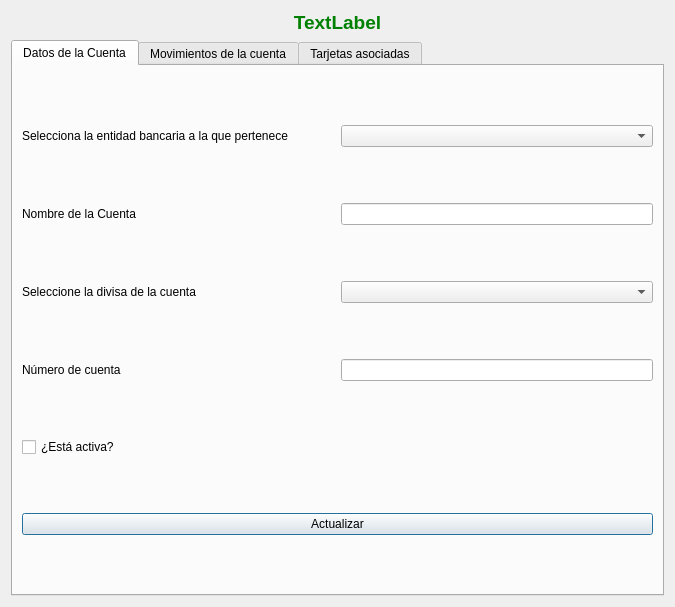
turulomio/xulpymoney, file ui/frmCuentasIBM.ui: the form before one commit.
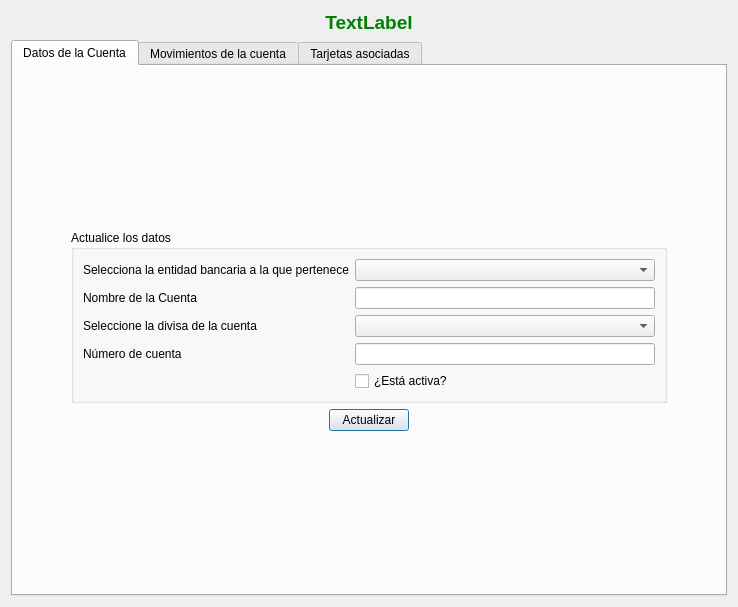
The form after the commit. The open tabs and pages were chosen to show the change. Icons and pictures are not drawn. Custom widgets are drawn as their Qt base class.

Diff of the .ui file:
```diff
--- a/ui/frmCuentasIBM.ui
+++ b/ui/frmCuentasIBM.ui
@@ -9,7 +9,7 @@
    <rect>
     <x>0</x>
     <y>0</y>
-    <width>675</width>
+    <width>738</width>
     <height>607</height>
    </rect>
   </property>
@@ -55,89 +55,154 @@
         <attribute name="title">
          <string>Datos de la Cuenta</string>
         </attribute>
-        <layout class="QHBoxLayout" name="horizontalLayout_12">
-         <item>
-          <layout class="QVBoxLayout" name="verticalLayout">
-           <item>
-            <layout class="QHBoxLayout" name="horizontalLayout_2">
-             <item>
-              <widget class="QLabel" name="label">
-               <property name="text">
-                <string>Selecciona la entidad bancaria a la que pertenece</string>
-               </property>
-              </widget>
-             </item>
-             <item>
-              <widget class="QComboBox" name="cmbEB"/>
-             </item>
-            </layout>
-           </item>
-           <item>
             <layout class="QHBoxLayout" name="horizontalLayout_3">
              <item>
+          <layout class="QHBoxLayout" name="horizontalLayout_2">
+           <item>
+            <spacer name="horizontalSpacer_4">
+             <property name="orientation">
+              <enum>Qt::Horizontal</enum>
+             </property>
+             <property name="sizeType">
+              <enum>QSizePolicy::MinimumExpanding</enum>
+             </property>
+             <property name="sizeHint" stdset="0">
+              <size>
+               <width>40</width>
+               <height>20</height>
+              </size>
+             </property>
+            </spacer>
+           </item>
+           <item>
+            <layout class="QVBoxLayout" name="verticalLayout">
+             <item>
+              <spacer name="verticalSpacer_2">
+               <property name="orientation">
+                <enum>Qt::Vertical</enum>
+               </property>
+               <property name="sizeHint" stdset="0">
+                <size>
+                 <width>20</width>
+                 <height>40</height>
+                </size>
+               </property>
+              </spacer>
+             </item>
+             <item>
+              <widget class="QGroupBox" name="groupBox">
+               <property name="title">
+                <string>Actualice los datos</string>
+               </property>
+               <layout class="QHBoxLayout" name="horizontalLayout_4">
+                <item>
+                 <layout class="QFormLayout" name="formLayout">
+                  <property name="fieldGrowthPolicy">
+                   <enum>QFormLayout::ExpandingFieldsGrow</enum>
+                  </property>
+                  <item row="0" column="1">
+                   <widget class="QComboBox" name="cmbEB">
+                    <property name="sizePolicy">
+                     <sizepolicy hsizetype="Expanding" vsizetype="Preferred">
+                      <horstretch>0</horstretch>
+                      <verstretch>0</verstretch>
+                     </sizepolicy>
+                    </property>
+                    <property name="sizeAdjustPolicy">
+                     <enum>QComboBox::AdjustToContents</enum>
+                    </property>
+                   </widget>
+                  </item>
+                  <item row="1" column="0">
               <widget class="QLabel" name="label_2">
                <property name="text">
                 <string>Nombre de la Cuenta</string>
                </property>
               </widget>
              </item>
-             <item>
+                  <item row="1" column="1">
               <widget class="QLineEdit" name="txtCuenta">
                <property name="sizePolicy">
-                <sizepolicy hsizetype="Minimum" vsizetype="Fixed">
+                     <sizepolicy hsizetype="Expanding" vsizetype="Preferred">
                  <horstretch>0</horstretch>
                  <verstretch>0</verstretch>
                 </sizepolicy>
                </property>
-              </widget>
-             </item>
-            </layout>
-           </item>
-           <item>
-            <layout class="QHBoxLayout" name="horizontalLayout_15">
-             <item>
+                    <property name="minimumSize">
+                     <size>
+                      <width>300</width>
+                      <height>0</height>
+                     </size>
+                    </property>
+                   </widget>
+                  </item>
+                  <item row="2" column="0">
               <widget class="QLabel" name="label_8">
                <property name="text">
                 <string>Seleccione la divisa de la cuenta</string>
                </property>
               </widget>
              </item>
-             <item>
-              <widget class="QComboBox" name="cmbCurrency"/>
-             </item>
-            </layout>
-           </item>
-           <item>
-            <layout class="QHBoxLayout" name="horizontalLayout_4">
-             <item>
+                  <item row="2" column="1">
+                   <widget class="QComboBox" name="cmbCurrency">
+                    <property name="sizePolicy">
+                     <sizepolicy hsizetype="Expanding" vsizetype="Preferred">
+                      <horstretch>0</horstretch>
+                      <verstretch>0</verstretch>
+                     </sizepolicy>
+                    </property>
+                   </widget>
+                  </item>
+                  <item row="3" column="0">
               <widget class="QLabel" name="label_3">
                <property name="text">
                 <string>Número de cuenta</string>
                </property>
               </widget>
              </item>
-             <item>
+                  <item row="3" column="1">
               <widget class="QLineEdit" name="txtNumero">
                <property name="sizePolicy">
-                <sizepolicy hsizetype="Minimum" vsizetype="Fixed">
+                     <sizepolicy hsizetype="Expanding" vsizetype="Preferred">
                  <horstretch>0</horstretch>
                  <verstretch>0</verstretch>
                 </sizepolicy>
                </property>
               </widget>
              </item>
-            </layout>
-           </item>
-           <item>
-            <layout class="QHBoxLayout" name="horizontalLayout_5">
-             <item>
+                  <item row="4" column="1">
               <widget class="QCheckBox" name="chkActiva">
                <property name="text">
                 <string>¿Está activa?</string>
                </property>
               </widget>
              </item>
-            </layout>
+                  <item row="0" column="0">
+                   <widget class="QLabel" name="label">
+                    <property name="text">
+                     <string>Selecciona la entidad bancaria a la que pertenece</string>
+                    </property>
+                   </widget>
+                  </item>
+                 </layout>
+                </item>
+               </layout>
+              </widget>
+             </item>
+             <item>
+              <layout class="QHBoxLayout" name="horizontalLayout_12">
+               <item>
+                <spacer name="horizontalSpacer_6">
+                 <property name="orientation">
+                  <enum>Qt::Horizontal</enum>
+                 </property>
+                 <property name="sizeHint" stdset="0">
+                  <size>
+                   <width>40</width>
+                   <height>20</height>
+                  </size>
+                 </property>
+                </spacer>
            </item>
            <item>
             <widget class="QPushButton" name="cmdDatos">
@@ -146,6 +211,52 @@
              </property>
             </widget>
            </item>
+               <item>
+                <spacer name="horizontalSpacer_7">
+                 <property name="orientation">
+                  <enum>Qt::Horizontal</enum>
+                 </property>
+                 <property name="sizeHint" stdset="0">
+                  <size>
+                   <width>40</width>
+                   <height>20</height>
+                  </size>
+                 </property>
+                </spacer>
+               </item>
+              </layout>
+             </item>
+             <item>
+              <spacer name="verticalSpacer">
+               <property name="orientation">
+                <enum>Qt::Vertical</enum>
+               </property>
+               <property name="sizeHint" stdset="0">
+                <size>
+                 <width>20</width>
+                 <height>40</height>
+                </size>
+               </property>
+              </spacer>
+             </item>
+            </layout>
+           </item>
+           <item>
+            <spacer name="horizontalSpacer_5">
+             <property name="orientation">
+              <enum>Qt::Horizontal</enum>
+             </property>
+             <property name="sizeType">
+              <enum>QSizePolicy::MinimumExpanding</enum>
+             </property>
+             <property name="sizeHint" stdset="0">
+              <size>
+               <width>40</width>
+               <height>20</height>
+              </size>
+             </property>
+            </spacer>
+           </item>
           </layout>
          </item>
         </layout>
```
Left out of the diff: 46 changed lines with no effect on the pictures. Lines whose indentation alone changed are shown as unchanged.
